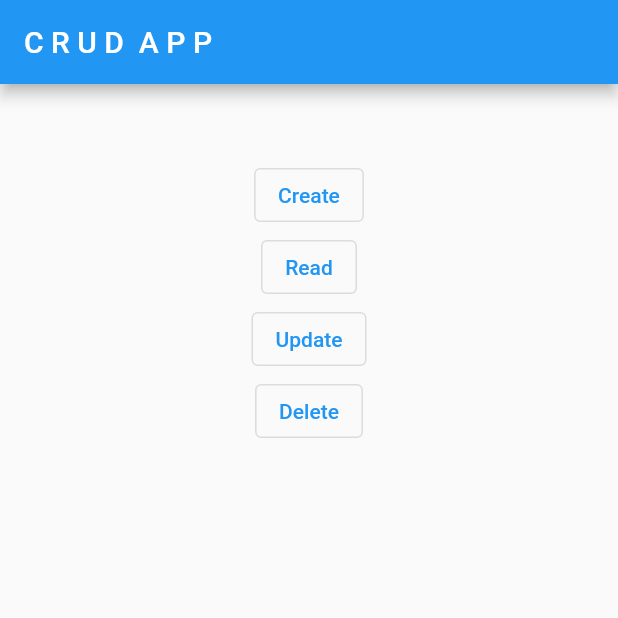
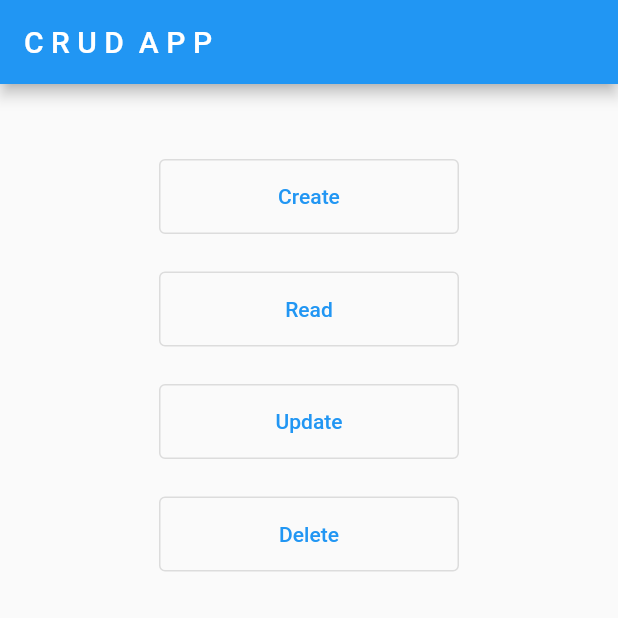
Before and after one commit to SamiBouakel/Flutter-CRUD-Operations-Using-SQLite, a Flutter app: the screen it shows after launch, on a phone screen of 412 x 824 dp, the top half of it. Run offline on Flutter 3.47's test engine with Material 2 defaults, Android fonts, the phone set to English and light mode, and no system bars; our stand-ins replace sqflite; accounts and stored records are empty.

```diff
--- a/lib/home.dart
+++ b/lib/home.dart
@@ -22,30 +22,33 @@ class _HomeState extends State<Home> {
             children: [
               const SizedBox(height: 50),
               OutlinedButton(
+                style: OutlinedButton.styleFrom(fixedSize: const Size(200, 50)),
                 onPressed: () {
-                  Navigator.of(context).push(
-                      MaterialPageRoute(builder: (context) => const Create()));
+                  Navigator.of(context).push(MaterialPageRoute(builder: (context) => const Create()));
                 },
                 child: const Text('Create'),
               ),
+              const SizedBox(height: 25),
               OutlinedButton(
+                style: OutlinedButton.styleFrom(fixedSize: const Size(200, 50)),
                 onPressed: () {
-                  Navigator.of(context).push(
-                      MaterialPageRoute(builder: (context) => const Read()));
+                  Navigator.of(context).push(MaterialPageRoute(builder: (context) => const Read()));
                 },
                 child: const Text('Read'),
               ),
+              const SizedBox(height: 25),
               OutlinedButton(
+                style: OutlinedButton.styleFrom(fixedSize: const Size(200, 50)),
                 onPressed: () {
-                  Navigator.of(context).push(
-                      MaterialPageRoute(builder: (context) => const Update()));
+                  Navigator.of(context).push(MaterialPageRoute(builder: (context) => const Update()));
                 },
                 child: const Text('Update'),
               ),
+              const SizedBox(height: 25),
               OutlinedButton(
+                style: OutlinedButton.styleFrom(fixedSize: const Size(200, 50)),
                 onPressed: () {
-                  Navigator.of(context).push(
-                      MaterialPageRoute(builder: (context) => const Delete()));
+                  Navigator.of(context).push(MaterialPageRoute(builder: (context) => const Delete()));
                 },
                 child: const Text('Delete'),
               ),
```
Also changed, not shown: pubspec.yaml (+1 -69 lines), pubspec.lock, 6 other files.
